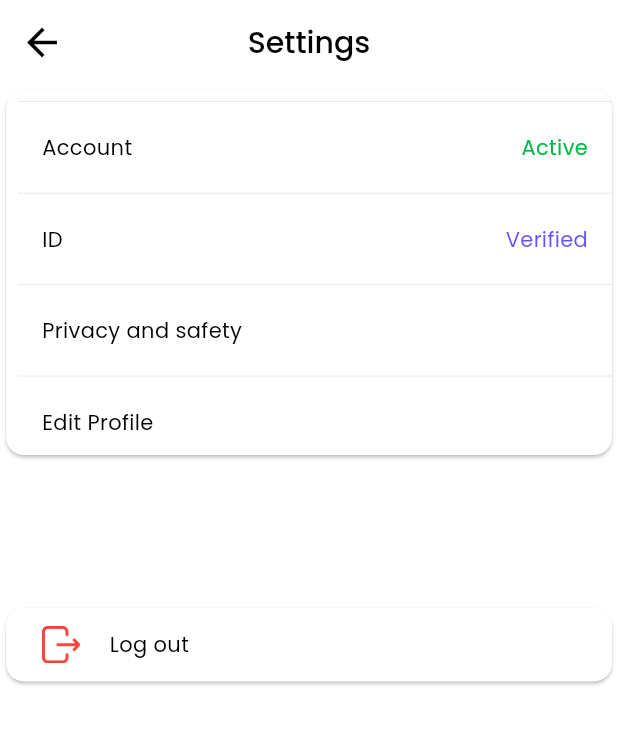
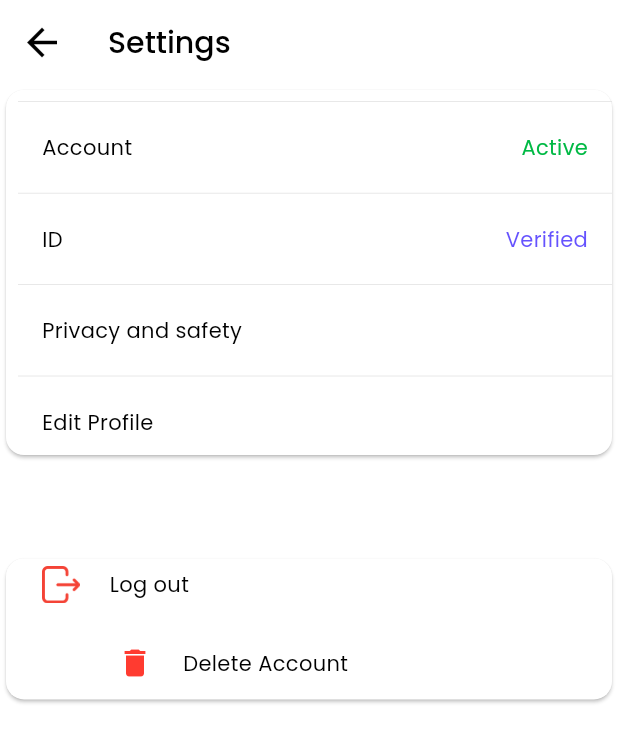
Before and after one commit to UasDevelope/civitante, a Flutter app: the SettingScreen screen opened by its route, on a phone screen of 412 x 824 dp. Shown: the top 742 px of the screen. Run offline on Flutter 3.47's test engine with Material 3 defaults, Android fonts, the light colour scheme and no system bars; our stand-ins replace dotted_border, firebase_auth, firebase_core, firebase_storage, fl_chart, flutter_image_compress and 16 more; missing offline and left inert: dart:ffi, flutter_easy_recaptcha_v2, flutter_stripe; accounts and stored records are empty; network calls fail.

Commit message:
Settings screen and appbar fixed

```diff
--- a/lib/App/modules/explorer/view/explorer.dart
+++ b/lib/App/modules/explorer/view/explorer.dart
@@ -1,4 +1,5 @@
 import 'package:civitante/App/modules/home/widgets/home_search.dart';
+import 'package:civitante/App/modules/notification/view/notification.dart';
 import 'package:flutter/material.dart';
 import '../../../utilse/widgets.dart';
 import '../../home/view/ramdomsized_posts.dart';
@@ -14,7 +15,9 @@ class ExplorerScreen extends StatelessWidget {
         title: AppStrings.Explore,
         imagePath: AppImages.location, // Optional, can be null
         rightIcon: AppImages.notification,
-        onRightIconPressed: () {},
+        onRightIconPressed1: () {
+          Get.to(NotificationsScreen());
+        },
       ),
       body: RandomSizedPostsScreen(
         explore: true,
--- a/lib/App/modules/setting/view/setting.dart
+++ b/lib/App/modules/setting/view/setting.dart
@@ -40,7 +40,7 @@ class SettingScreen extends StatelessWidget {
           color: AppColors.appColor,
           fontSize: 20,
         ),
-        centerTitle: true,
+        centerTitle: false,
       ),
       body: Column(
         spacing: 14,
@@ -99,15 +99,14 @@ class SettingScreen extends StatelessWidget {
           //   child: _buildSectionHeader(title: AppStrings.General),
           // ),
           SizedBox(
-            height: Get.height * 0.08,
+            height: Get.height * 0.04,
           ),
           Card(
             elevation: 1,
             color: AppColors.white,
             child: Padding(
-              padding: const EdgeInsets.only(top: 8.0, left: 8, bottom: 8),
+              padding: const EdgeInsets.only(top: 1.0, left: 8, bottom: 8),
               child: Column(
-                spacing: 10,
                 children: [
                   // buildDivider(),
                   // buildSectionRow(title: AppStrings.Display_and_sound),
@@ -125,7 +124,6 @@ class SettingScreen extends StatelessWidget {
                   // buildDivider(),
                   // buildSectionRow(title: AppStrings.Two_Factor_Authentication),
                   // buildDivider(),
-
                   buildSectionRow(
                     title: AppStrings.Logout,
                     leading: Padding(
@@ -146,6 +144,20 @@ class SettingScreen extends StatelessWidget {
                       Get.offAllNamed('/login');
                       Get.offAll(AppRoutes.login);
                     },
+                  ),
+                  SizedBox(height: 20,),
+                  Padding(
+                    padding: EdgeInsets.symmetric(horizontal: 50),
+                    child: buildSectionRow(
+                      title: "Delete Account",
+                      leading: Padding(
+                        padding: const EdgeInsets.only(right: 20),
+                        child: Icon(Icons.delete,color: AppColors.red_color,size: 24,),
+                      ),
+
+                      onTap: () {
+                      },
+                    ),
                   ),
                 ],
               ),
--- a/lib/App/modules/wallet/view/wallet.dart
+++ b/lib/App/modules/wallet/view/wallet.dart
@@ -1,3 +1,4 @@
+import 'package:civitante/App/modules/notification/view/notification.dart';
 import 'package:civitante/App/utilse/constant.dart';
 import 'package:flutter/material.dart';
 import 'package:get/get.dart';
@@ -29,6 +30,9 @@ class WalletScreen extends StatelessWidget {
         title: AppStrings.Wallet,
         imagePath: AppImages.location,
         rightIcon: AppImages.notification,
+        onRightIconPressed1: () {
+          Get.to(NotificationsScreen());
+        },
       ),
       body: Obx(() {
         if (controller.isLoading.value) {
```
Also changed, not shown: lib/App/modules/Addpost/view/post.dart (+10 -1 lines), lib/App/modules/profile/view/profile.dart (+0 -10 lines).
